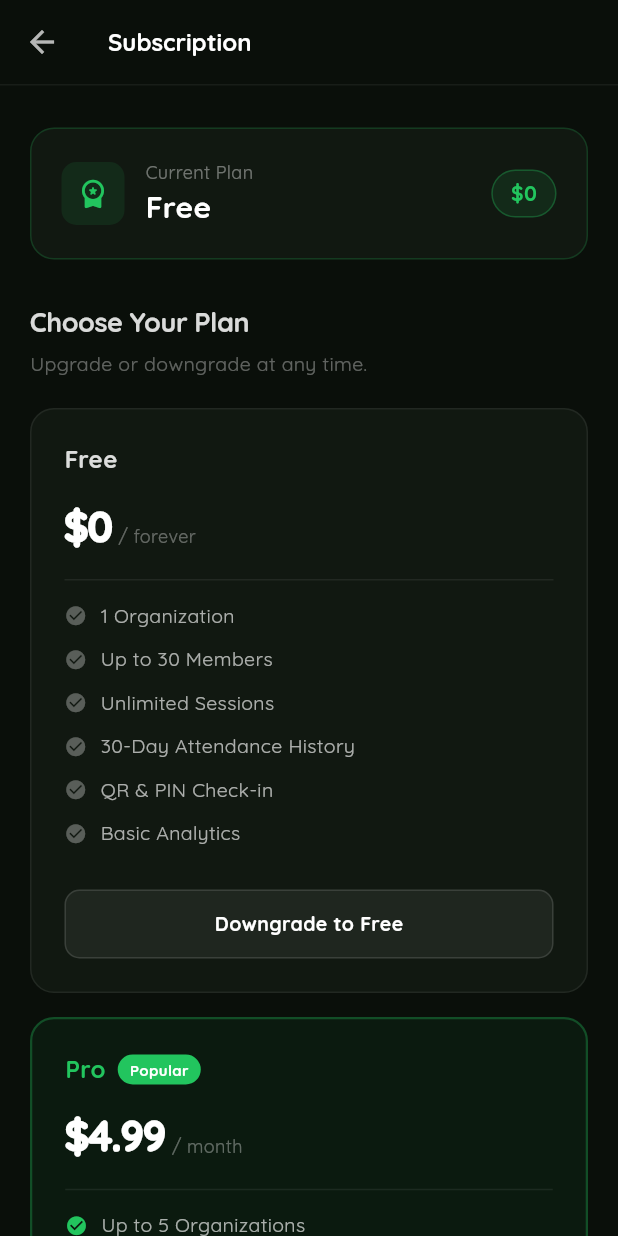
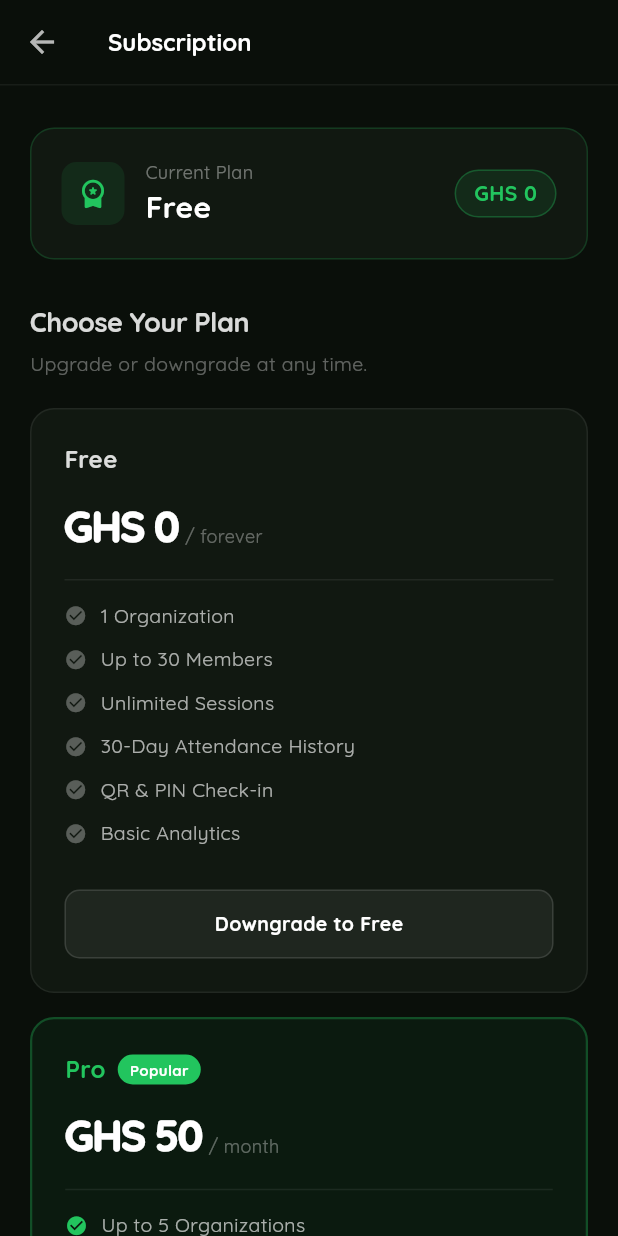
Before and after one commit to divineBayuo/regiedata, a Flutter app: the SubscriptionScreen screen opened directly, on a phone screen of 412 x 824 dp. Run offline on Flutter 3.47's test engine with Material 3 defaults, Android fonts, the phone set to English and light mode, and no system bars; our stand-ins replace cloud_firestore, firebase_auth, firebase_core, flutter_dotenv, google_sign_in, logger and 5 more; missing offline and left inert: dart:html, dart:ui_web, mobile_scanner, webview_flutter_android; accounts and stored records are empty.

Commit message:
Change pricing to suit paaystack dashboard

```diff
--- a/lib/models/plan_limits.dart
+++ b/lib/models/plan_limits.dart
@@ -60,11 +60,11 @@ class PlanLimits {
   static String price(String plan) {
     switch (plan) {
       case 'pro':
-        return r'$4.99';
+        return r'GHS 50';
       case 'business':
-        return r'$9.99';
+        return r'GHS 100';
       default:
-        return r'$0';
+        return r'GHS 0';
     }
   }
 
--- a/lib/screens/advanced_analytics_screen.dart
+++ b/lib/screens/advanced_analytics_screen.dart
@@ -1104,7 +1104,7 @@ class _PlanGateLocal extends StatelessWidget {
                       fontWeight: FontWeight.w800,
                       fontSize: 18)),
               const SizedBox(height: 8),
-              Text('"$feature" is a Pro feature. Starting at \$4.99/month.',
+              Text('"$feature" is a Pro feature. Starting at GHS 50/month.',
                   style: TextStyle(
                       color: Colors.white.withOpacity(0.5), fontSize: 14),
                   textAlign: TextAlign.center),
--- a/lib/screens/landing_page.dart
+++ b/lib/screens/landing_page.dart
@@ -1067,7 +1067,7 @@ class _LandingPageState extends State<LandingPage>
               children: [
                 _pricingCard(
                   plan: 'Free',
-                  price: '\$0',
+                  price: 'GHS 0',
                   period: 'forever',
                   desc: 'Perfect for getting started.',
                   features: [
@@ -1084,7 +1084,7 @@ class _LandingPageState extends State<LandingPage>
                 const SizedBox(width: 16),
                 _pricingCard(
                   plan: 'Pro',
-                  price: '\$4.99',
+                  price: 'GHS 50',
                   period: 'per month',
                   desc: 'For growing organizations.',
                   features: [
@@ -1103,7 +1103,7 @@ class _LandingPageState extends State<LandingPage>
                 const SizedBox(width: 16),
                 _pricingCard(
                   plan: 'Business',
-                  price: '\$9.99',
+                  price: 'GHS 100',
                   period: 'per month',
                   desc: 'For large institutions.',
                   features: [
--- a/lib/services/subscription_service.dart
+++ b/lib/services/subscription_service.dart
@@ -8,19 +8,22 @@ import 'dart:math';
 import 'package:cloud_firestore/cloud_firestore.dart';
 import 'package:firebase_auth/firebase_auth.dart';
 import 'package:flutter/material.dart';
+import 'package:flutter_dotenv/flutter_dotenv.dart';
 // ignore: uri_does_not_exist
 import 'package:regie_data/services/paystack_webview_mobile.dart'
     if (dart.library.html) 'package:regie_data/services/paystack_webview_web.dart';
 
 // config
 // replace with dotenv.env
-const _paystackPublicKey = 'pk_live_YOUR_HERE';
+final _paystackPublicKey = dotenv.env['PAYSTACK_PUBLIC_KEY'] ??
+    (throw Exception(
+        'PAYSTACK_PUBLIC_KEY not found in .env')); // change form test to live
 
 // prices in GHS pesewas
 // Adjust to match dashboard
 const _planPrices = {
-  'pro': 499,
-  'business': 999,
+  'pro': 50,
+  'business': 100,
 };
 
 const _currency = 'GHS'; // or USD
```
